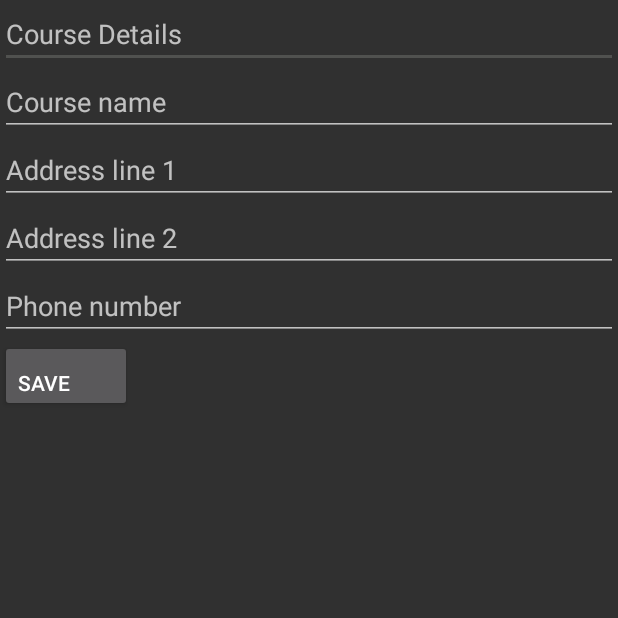
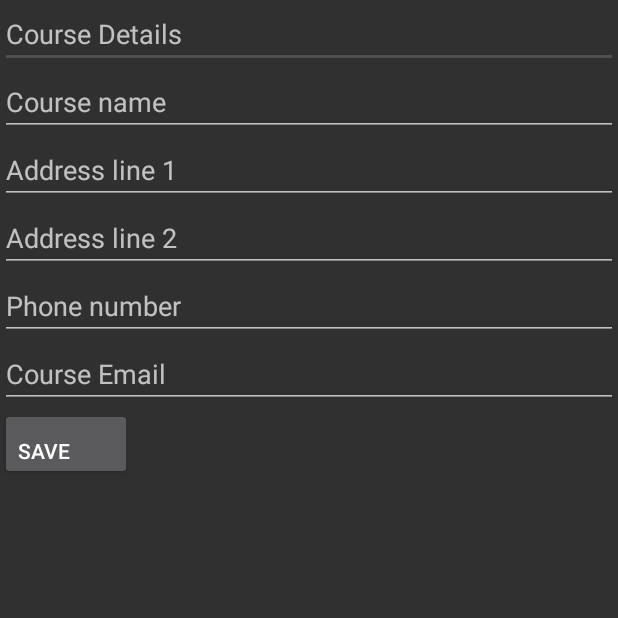
Before and after one commit to retepmahnob/OvingtonGolf, an Android app: the fragment frag_edit_course_details shown on its own in the app's theme, on a phone screen of 412 x 824 dp, the top half of it. Run offline under Robolectric (Android 15) with nearby library versions, the phone set to English and light mode, and no system bars.

Commit message:
removed compiler warnings

```diff
--- a/app/src/main/res/layout/frag_edit_course_details.xml
+++ b/app/src/main/res/layout/frag_edit_course_details.xml
@@ -1,5 +1,6 @@
 <?xml version="1.0" encoding="utf-8"?>
 <LinearLayout xmlns:android="http://schemas.android.com/apk/res/android"
+              xmlns:sqledit="http://schemas.android.com/apk/res-auto"
               android:orientation="vertical"
               android:layout_width="match_parent"
               android:layout_height="match_parent">
@@ -13,7 +14,7 @@
 
 
     <EditText
-        android:id="@+id/EditTextName"
+        android:id="@+id/EditName"
         android:layout_height="wrap_content"
         android:hint="@string/lblCourseName"
         android:inputType="text"
@@ -44,6 +45,16 @@
         android:layout_width="fill_parent">
     </EditText>
 
+    <com.peter.ovingtongolf.utilities.sqlEditText
+        android:id="@+id/EditEMail"
+        android:layout_height="wrap_content"
+        android:hint="@string/lblCourseEMail"
+        android:inputType="text"
+        android:layout_width="fill_parent"
+        sqledit:table="courses"
+        sqledit:field="email"
+    />
+
     <Button
         android:id="@+id/SaveCourse"
         android:layout_width="wrap_content"
--- a/app/src/main/res/values/strings.xml
+++ b/app/src/main/res/values/strings.xml
@@ -14,5 +14,6 @@
     <string name="lblAddressLine1">Address line 1</string>
     <string name="lblAddressLine2">Address line 2</string>
     <string name="lblCoursePhone">Phone number</string>
+    <string name="lblCourseEMail">Course Email</string>
 
 </resources>
```
Also changed, not shown: app/src/main/res/layout-land/activity_manage_courses.xml (+0 -9 lines), app/src/main/res/layout/frag_list_holes.xml (added, +17 -0 lines), app/src/main/res/values/attrs.xml (added, +7 -0 lines).
